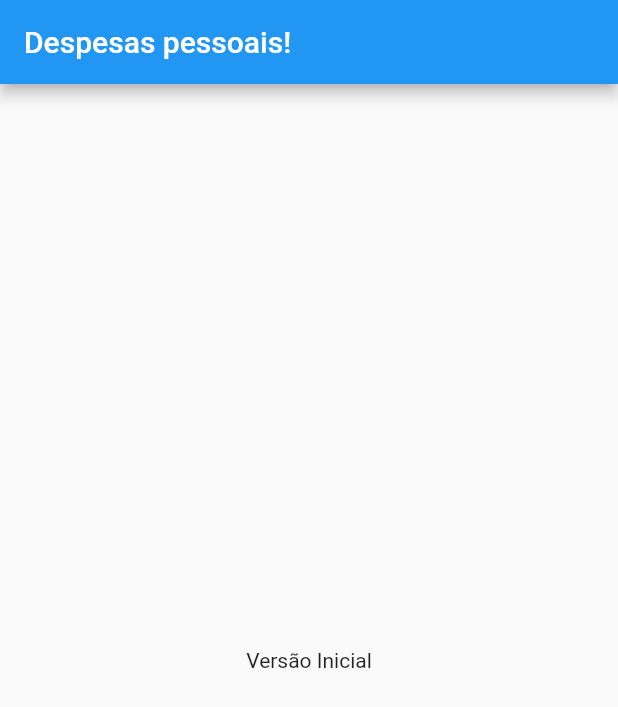
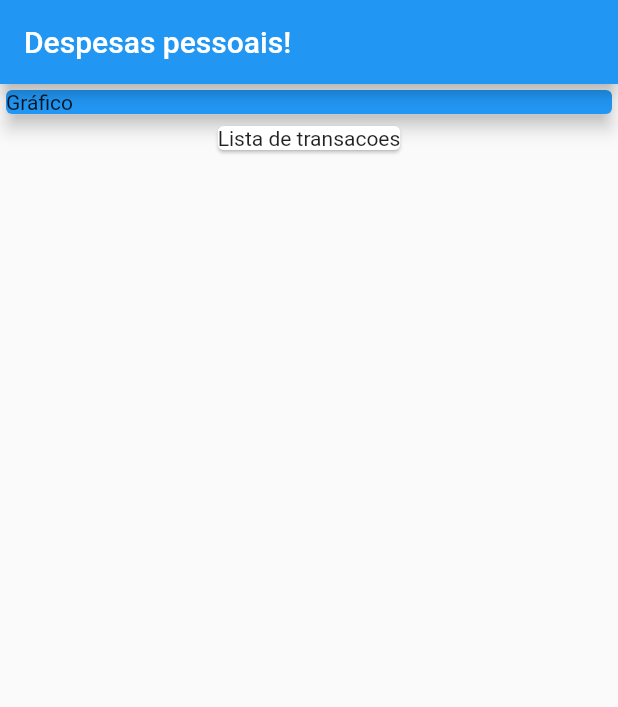
Before and after one commit to Waichiro/ProjectExpensesFlutter, a Flutter app: the screen it shows after launch, on a phone screen of 412 x 824 dp. Shown: the top 707 px of the screen. Run offline on Flutter 3.47's test engine with Material 2 defaults, Android fonts, the phone set to English and light mode, and no system bars.

Commit message:
Colocando componentes para separar a parte onde sera colocado o grafico

```diff
--- a/lib/main.dart
+++ b/lib/main.dart
@@ -24,9 +24,22 @@ class MyHomePage extends StatelessWidget {
       appBar: AppBar(
         title: Text("Despesas pessoais!"),
       ),
-      body: Center(
-        child: Text("Versão Inicial"),
-      ),
+      body: Column(
+        children: <Widget>[
+
+          Container(
+              width: double.infinity,
+              child: Card(
+                color: Colors.blue,
+                child: Text('Gráfico'),
+                elevation: 5,
+              ),
+            ),
+          Card(
+            child: Text('Lista de transacoes'),
+          )
+        ],
+        )
     );
   }
 }
```
